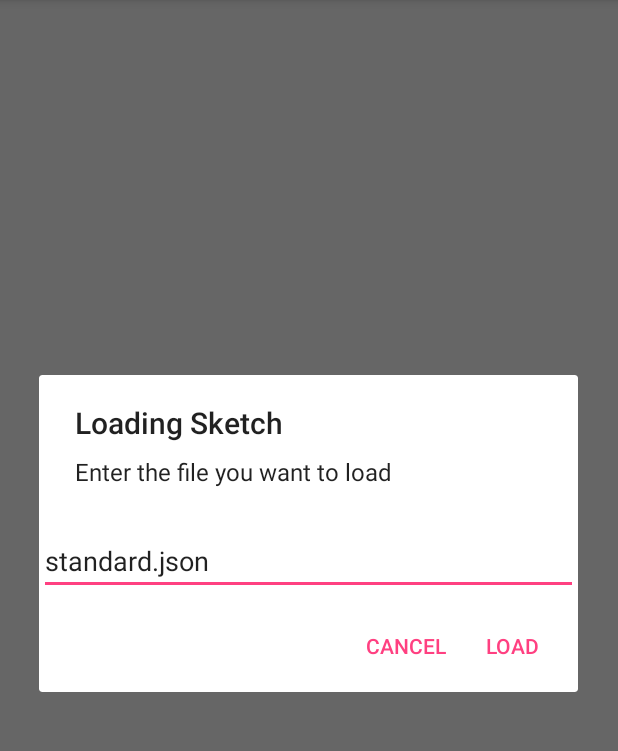
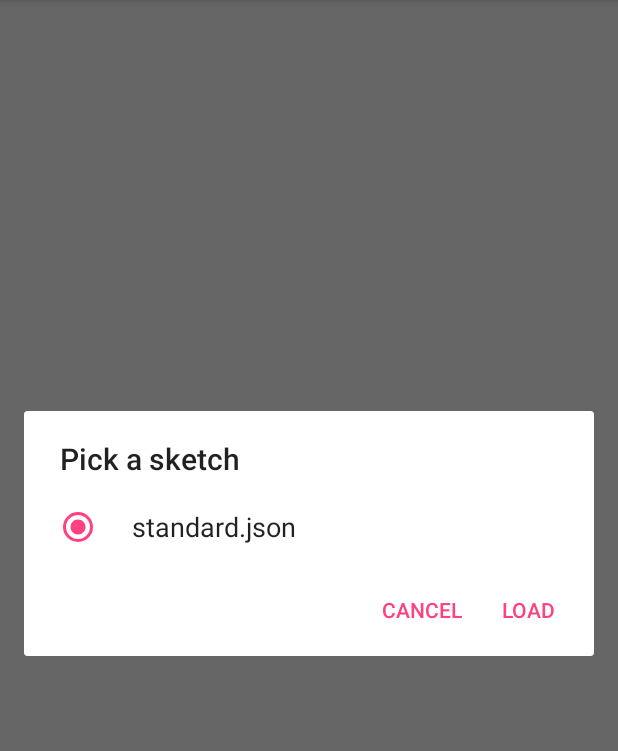
Before and after one commit to F4b1-/visual-andruino, an Android app: the fragment ListBricksBase placed in its activity, after a tap on "Load", on a phone screen of 412 x 824 dp, the part 84-835 px from its top. Run offline under Robolectric (Android 15) with nearby library versions, the phone set to English and light mode, and no system bars; libraries missing offline, so code that uses them is left out: com.jraska.console, com.woxthebox.draglistview, io.palaima.smoothbluetooth; plain views replace DragListView; 21 statements that could not run were skipped.

Commit message:
Fixed bug on rotation, List when loading

```diff
--- a/app/src/main/AndroidManifest.xml
+++ b/app/src/main/AndroidManifest.xml
@@ -14,7 +14,8 @@
         <activity
             android:name=".MainActivity"
             android:label="@string/app_name"
-            android:theme="@style/AppTheme">
+            android:theme="@style/AppTheme"
+             >
             <intent-filter>
                 <action android:name="android.intent.action.MAIN" />
 
--- a/app/src/main/java/it/unibz/mobile/visualandruino/MainActivity.java
+++ b/app/src/main/java/it/unibz/mobile/visualandruino/MainActivity.java
@@ -31,6 +31,7 @@ import it.unibz.mobile.visualandruino.utils.BrickPersister;
 import it.unibz.mobile.visualandruino.utils.UiHelper;
 
 import android.support.v7.app.AppCompatActivity;
+import android.widget.ArrayAdapter;
 import android.widget.EditText;
 import android.widget.TextView;
 
@@ -43,10 +44,8 @@ public class MainActivity extends AppCompatActivity implements ItemParameterFrag
     ViewGroup _root;
     public ListFragment listFragment;
     public Fragment currentFragment;
+    private int checkedItem = 0;
 
-
-    //private int _xDelta;
-    //private int _yDelta;
 
     // create an action bar button
     @Override
@@ -99,6 +98,7 @@ public class MainActivity extends AppCompatActivity implements ItemParameterFrag
                     try {
 
                         listFragment.debugBricks();
+                        printCurrentVariables();
 
                     } catch (Exception e) {
                         e.printStackTrace();
@@ -113,10 +113,10 @@ public class MainActivity extends AppCompatActivity implements ItemParameterFrag
         return super.onOptionsItemSelected(item);
     }
 
-    public void printDebugg(String message)
-    {
+    public void printDebugg(String message) {
         UiHelper.writeCommand(message);
     }
+
     public void printCurrentVariables() {
 
         UiHelper.writeCommand(Html.fromHtml(BrickHelper.getInstance().getCurrentVariablesFormatted()).toString());
@@ -133,6 +133,15 @@ public class MainActivity extends AppCompatActivity implements ItemParameterFrag
         setContentView(R.layout.activity_main);
         ListFragment listF = ListFragment.newInstance();
         showListFragment(listF);
+
+        if (savedInstanceState != null) {
+            ArrayList<Pair<Long, Brick>> bricks = (ArrayList<Pair<Long, Brick>>) savedInstanceState.getSerializable("bricks");
+
+            if (bricks != null) {
+                listF.setmItemArrayInital(bricks);
+            }
+        }
+
         getSupportActionBar().setBackgroundDrawable(new ColorDrawable(getResources().getColor(R.color.app_color)));
         BrickPersister.saveStandardSketch(getApplicationContext());
 
@@ -161,10 +170,10 @@ public class MainActivity extends AppCompatActivity implements ItemParameterFrag
         }
     }
 
-    public void showListProgFragment()
-    {
+    public void showListProgFragment() {
         showFragment(listFragment);
     }
+
     public void showFragment(Fragment fragment) {
         FragmentTransaction transaction = getSupportFragmentManager().beginTransaction();
         transaction.replace(R.id.container, fragment, "fragment");
@@ -248,53 +257,74 @@ public class MainActivity extends AppCompatActivity implements ItemParameterFrag
         return brickPairs;
     }
 
+
     private void showPersistenceDialog(Context c, final boolean load) {
+
         String title;
         String message;
         String positiveButtonText;
 
+
+        final EditText taskEditText = new EditText(c);
+        taskEditText.setText(Constants.EXAMPLE_SKETCH);
+        AlertDialog.Builder builder = new AlertDialog.Builder(c);
+
         if (load) {
             title = Constants.LOAD_TITLE;
-            message = Constants.LOAD_ENTER_FILE;
+
             positiveButtonText = Constants.LOAD_BUTTON;
         } else {
             title = Constants.SAVE_TITLE;
-            message = Constants.SAVE_ENTER_FILE;
             positiveButtonText = Constants.SAVE_BUTTON;
+            builder.setMessage(Constants.SAVE_ENTER_FILE);
+            builder.setView(taskEditText);
         }
 
-        final EditText taskEditText = new EditText(c);
-        taskEditText.setText(Constants.STANDARD_SKETCH);
-        AlertDialog dialog = new AlertDialog.Builder(c)
-                .setTitle(title)
-                .setMessage(message)
-                .setView(taskEditText)
-                .setPositiveButton(positiveButtonText, new DialogInterface.OnClickListener() {
-                    @Override
-                    public void onClick(DialogInterface dialog, int which) {
-                        String fileName = String.valueOf(taskEditText.getText());
-                        if (load) {
-                            listFragment.setmItemArray(getCertainSketch(fileName));
-                        } else {
-                            ArrayList<Pair<Long, Brick>> brickList = listFragment.getmItemArray();
-                           /* ArrayList<Brick> brickList = new ArrayList<>();
+        builder.setTitle(title);
 
+        final String[] internalSketches = BrickPersister.getInternalSketches(getApplicationContext(), Constants.SKETCHES_FOLDER);
 
-                            for(Pair<Long, Brick> pair : listFragment.getmItemArray()) {
-                                brickList.add(pair.second);
-                            }*/
+        checkedItem = 0;
+        builder.setSingleChoiceItems(internalSketches, 0, new DialogInterface.OnClickListener() {
+            @Override
+            public void onClick(DialogInterface dialog, int which) {
+                checkedItem = which;
+            }
+        });
 
+        builder.setPositiveButton(positiveButtonText, new DialogInterface.OnClickListener() {
+            @Override
+            public void onClick(DialogInterface dialog, int which) {
 
-                            ArrayList<Brick> translatedBricks = BrickHelper.getInstance().translateUiBricksToBackendBricks(brickList);
+                if (load) {
+                    if(internalSketches.length > 0) {
+                        listFragment.setmItemArray(getCertainSketch(internalSketches[checkedItem]));
+                    }
 
-                            BrickPersister.writeJsonToFile(getApplicationContext(), Constants.SKETCHES_FOLDER, fileName, BrickPersister.translateSketchToJson(translatedBricks));
-                        }
+                } else {
+                    String fileName = String.valueOf(taskEditText.getText());
+                    ArrayList<Pair<Long, Brick>> brickList = listFragment.getmItemArray();
 
-                    }
-                })
-                .setNegativeButton(Constants.CANCEL_BUTTON, null)
-                .create();
+                    ArrayList<Brick> translatedBricks = BrickHelper.getInstance().translateUiBricksToBackendBricks(brickList);
+
+                    BrickPersister.writeJsonToFile(getApplicationContext(), Constants.SKETCHES_FOLDER, fileName, BrickPersister.translateSketchToJson(translatedBricks));
+                }
+
+            }
+        });
+        builder.setNegativeButton(Constants.CANCEL_BUTTON, null);
+
+        AlertDialog dialog = builder.create();
         dialog.show();
     }
 
+
+    @Override
+    public void onSaveInstanceState(Bundle outState) {
+        // Make sure to call the super method so that the states of our views are saved
+        super.onSaveInstanceState(outState);
+        // Save our own state now
+        outState.putSerializable("bricks", listFragment.getmItemArray());
+    }
+
 }
--- a/app/src/main/java/it/unibz/mobile/visualandruino/utils/BrickExecutor.java
+++ b/app/src/main/java/it/unibz/mobile/visualandruino/utils/BrickExecutor.java
@@ -44,7 +44,7 @@ public class BrickExecutor {
                 BrickCommunicator.getInstance().sendCommand(command);
             }
             if(debugg)
-                fragment.printDebbug("send command "+command);
+                fragment.printDebbug("send command "+ currentBrick.getName());
 
         } else if (currentBrick.getBrickType() == BrickTypes.INTERNAL) {
 
@@ -84,7 +84,7 @@ public class BrickExecutor {
 
     }
 */
-    public void executeBlocks(ArrayList<Brick> bricks, ListFragment fragment,boolean debugg) {
+    public void executeBlocks(ArrayList<Brick> bricks, ListFragment fragment, boolean debugg) {
 
         Brick currentBrick = bricks.get(0);
         if(debugg)
@@ -248,7 +248,7 @@ public class BrickExecutor {
         /**
          * *** ASSIGN VARIABLE  ***
          */
-        if (currentBrick.getSubType() == InternalSubTypes.VARIABLE) {
+        if (currentBrick.getSubType() == InternalSubTypes.VARIABLE && currentBrick.getSubBricks() != null && !currentBrick.getSubBricks().isEmpty()) {
             BrickCommunicator.getInstance().setAwaitingReturn(true);
 
 
--- a/app/src/main/java/it/unibz/mobile/visualandruino/utils/BrickPersister.java
+++ b/app/src/main/java/it/unibz/mobile/visualandruino/utils/BrickPersister.java
@@ -110,6 +110,29 @@ public class BrickPersister {
             Log.e("ERROR", e.toString());
         }
 
+    }
+
+    public static String[] getInternalSketches(Context context, String folderName) {
+        ArrayList<String> internalSketches = new ArrayList<>();
+
+
+            String folder = context.getFilesDir().getAbsolutePath() + File.separator + folderName;
+
+            File subFolder = new File(folder);
+
+            if (!subFolder.exists()) {
+                subFolder.mkdirs();
+            }
+
+            File[] files = subFolder.listFiles();
+
+            for (int i = 0; i < files.length; i++)
+            {
+                internalSketches.add(files[i].getName());
+
+            }
+
+            return internalSketches.toArray(new String[0]);
     }
 
     public static String readJsonFile(Context context, String folderName, String fileName) {
```
Also changed, not shown: app/src/main/java/it/unibz/mobile/visualandruino/Constants.java (+4 -3 lines), app/src/main/java/it/unibz/mobile/visualandruino/ListFragment.java (+13 -0 lines).
